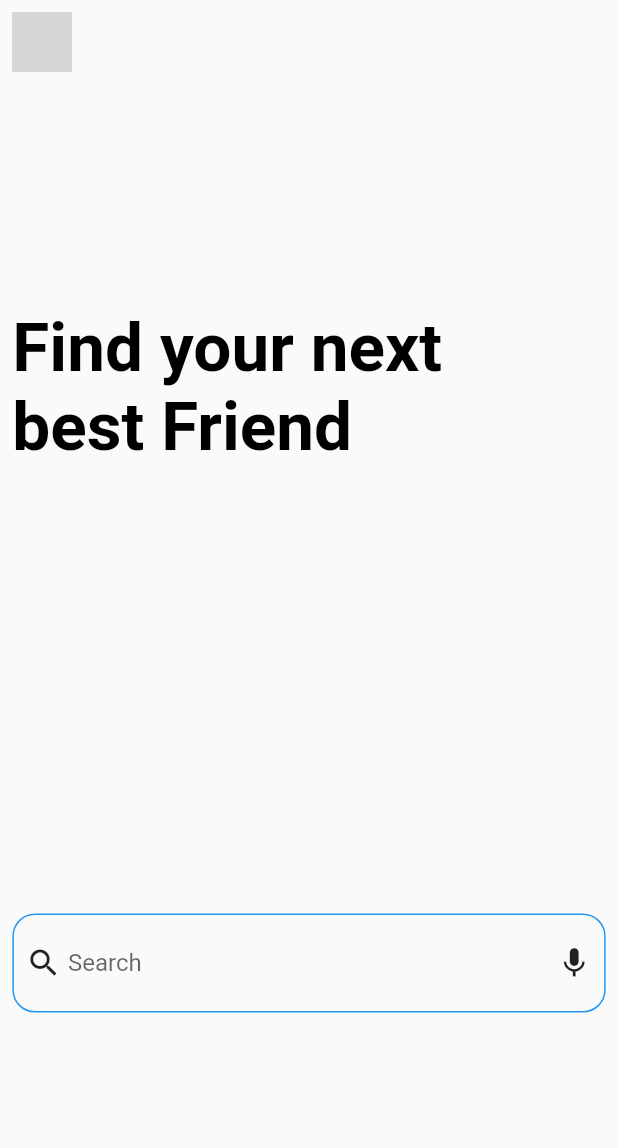
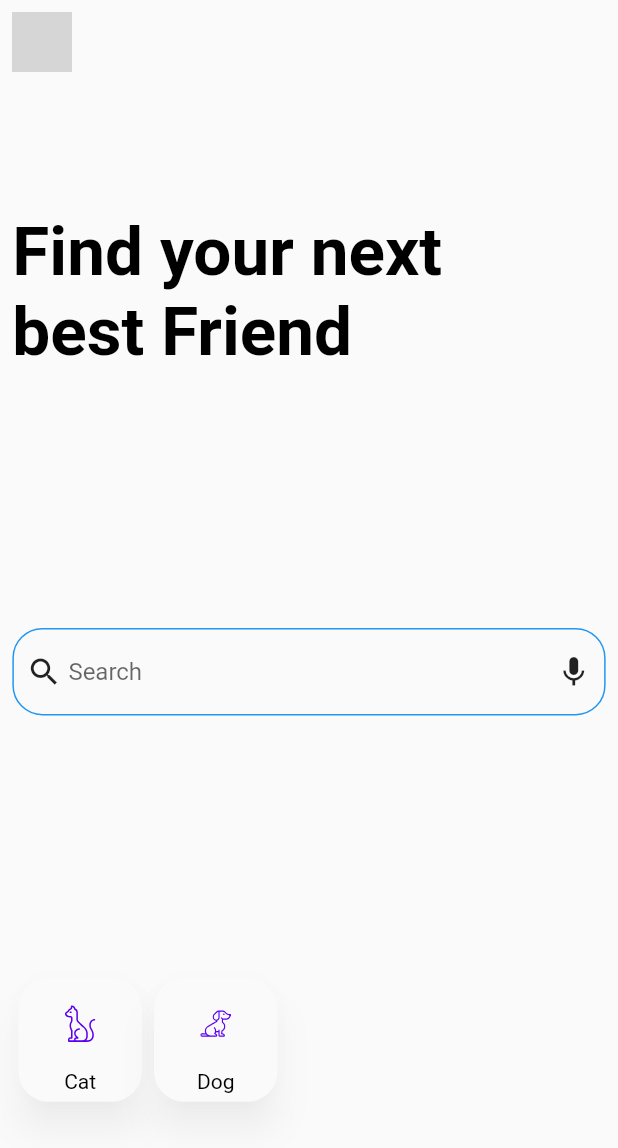
Before and after one commit to SeniorTurkmen/adoption_app, a Flutter app: the screen it shows after launch, on a phone screen of 412 x 824 dp. Shown: the top 1148 px of the screen. Run offline on Flutter 3.47's test engine with Material 2 defaults, Android fonts, the phone set to English and light mode, and no system bars; our stand-ins replace flutter_svg; generated files the repository leaves out were written again; grey boxes are pictures that could not be loaded.

Commit message:
[Row] Some extention and helper added, Searched animal type row parsed

```diff
--- /dev/null
+++ b/lib/core/constants/color_constants.dart
@@ -0,0 +1,11 @@
+import 'package:flutter/rendering.dart';
+
+class ColorPalette {
+  static ColorPalette instance = ColorPalette._init();
+  ColorPalette._init();
+
+  final blackcurrant = Color(0xFF2F2937);
+  final electricViolet = Color(0xFF5C00F1);
+  final manatee = Color(0xFF8F939D);
+  final snuff = Color(0xFFDAD0EA);
+}
--- a/lib/core/core.dart
+++ b/lib/core/core.dart
@@ -1 +1,2 @@
+export 'models/models.dart';
 export 'util/util.dart';
--- /dev/null
+++ b/lib/core/models/models.dart
@@ -0,0 +1 @@
+export 'pet_type_button_model.dart';
--- /dev/null
+++ b/lib/core/models/pet_type_button_model.dart
@@ -0,0 +1,21 @@
+import 'package:json_annotation/json_annotation.dart';
+part 'pet_type_button_model.g.dart';
+
+@JsonSerializable()
+
+/// ### Pet Type Button Model Class
+/// This class uses for creating Searched pet for adoption.
+///
+class PetTypeButtonModel {
+  String id;
+  bool type;
+  String imagePath;
+  String name;
+
+  PetTypeButtonModel(this.type, this.imagePath, this.name, this.id);
+
+  Map<String, dynamic> toJson() => _$PetTypeButtonModelToJson(this);
+
+  factory PetTypeButtonModel.fromJson(json) =>
+      _$PetTypeButtonModelFromJson(json);
+}
--- /dev/null
+++ b/lib/core/util/extension/context_extensions.dart
@@ -0,0 +1,8 @@
+import 'package:flutter/material.dart';
+
+extension ContextExtension on BuildContext {
+  double get height => MediaQuery.of(this).size.height * .01;
+  double get width => MediaQuery.of(this).size.height * .01;
+
+  TextTheme get textTheme => Theme.of(this).textTheme;
+}
--- a/lib/core/util/helper/size_config.dart
+++ b/lib/core/util/helper/size_config.dart
@@ -8,21 +8,21 @@ screen size with multipliers. This will allow to keep the original
 design on every screen size including ipad amd tablet.
  */
 
-class SizeConfig{
-  late double _screenWidth;
-  late double _screenHeight;
-  late double _blockSizeHorizontal;
-  late double _blockSizeVertical;
+class SizeConfig {
+  static late double _screenWidth;
+  static late double _screenHeight;
+  static late double _blockSizeHorizontal;
+  static late double _blockSizeVertical;
 
-  late Orientation orientation;
-  late double text;
-  late double image;
-  late double height;
-  late double width;
-  late double maxWidth;
-  late double maxHeight;
+  static late Orientation orientation;
+  static late double text;
+  static late double image;
+  static late double height;
+  static late double width;
+  static late double maxWidth;
+  static late double maxHeight;
 
-  SizeConfig.init(BoxConstraints constraints, Orientation _orientation) {
+  void init(BoxConstraints constraints, Orientation _orientation) {
     orientation = _orientation;
     if (_orientation == Orientation.portrait) {
       _screenWidth = constraints.maxWidth;
--- /dev/null
+++ b/lib/lib.dart
@@ -0,0 +1,3 @@
+export 'core/core.dart';
+export 'main.dart';
+export 'view/view.dart';
--- a/lib/main.dart
+++ b/lib/main.dart
@@ -1,5 +1,7 @@
+import 'package:adoption_app/view/home_view/view_model/home_view_model.dart';
 import 'package:flutter/material.dart';
 import 'package:flutter/services.dart';
+import 'package:provider/provider.dart';
 
 import 'core/core.dart';
 import 'view/home_view/home.dart';
@@ -33,8 +35,14 @@ class Main extends StatelessWidget {
     return LayoutBuilder(
       builder: (ctxLayout, constraints) => OrientationBuilder(
         builder: (ctxOrientation, orientation) {
-          SizeConfig.init(constraints, orientation);
-          return Home();
+          var sc = SizeConfig();
+          sc.init(constraints, orientation);
+          return MultiProvider(
+            providers: [
+              ChangeNotifierProvider(create: (_) => HomeViewModel()),
+            ],
+            builder: (ctx, child) => Home(),
+          );
         },
       ),
     );
--- a/lib/view/home_view/home.dart
+++ b/lib/view/home_view/home.dart
@@ -1,4 +1,11 @@
+import 'package:adoption_app/core/util/extension/context_extensions.dart';
+import 'package:adoption_app/view/home_view/view_model/functions/button_functions.dart';
+import 'package:adoption_app/view/home_view/view_model/home_view_model.dart';
 import 'package:flutter/material.dart';
+import 'package:flutter_svg/flutter_svg.dart';
+import 'package:provider/provider.dart';
+
+import '../../core/core.dart';
 
 class Home extends StatelessWidget {
   const Home({Key? key}) : super(key: key);
@@ -11,32 +18,134 @@ class Home extends StatelessWidget {
         shadowColor: Colors.transparent,
         leading: Padding(
             padding: EdgeInsets.all(8.0),
-          child: Image(
-            image: NetworkImage(
-              'http://www.drinkwell.com.tr/images/pati.png',
+            child: SvgPicture.asset('svg/paw.svg')),
       ),
-          ),
-        ),
-      ),
-      body: Container(
+      body: Consumer<HomeViewModel>(
+        builder: (ctx, home, child) => Container(
           padding: EdgeInsets.symmetric(
               horizontal: MediaQuery.of(context).size.width * .02),
           child: Column(
             mainAxisAlignment: MainAxisAlignment.spaceAround,
             crossAxisAlignment: CrossAxisAlignment.start,
             children: [
-            Text(
+              HeaderWidget(),
+              SearchBar(),
+              PetTypeButtons(
+                home: home,
+              )
+            ],
+          ),
+        ),
+      ),
+    );
+  }
+}
+
+class PetTypeButtons extends StatelessWidget {
+  final HomeViewModel home;
+  const PetTypeButtons({Key? key, required this.home}) : super(key: key);
+
+  @override
+  Widget build(BuildContext context) {
+    return _buttonRow(context);
+  }
+
+  Row _buttonRow(BuildContext context) {
+    return Row(
+      children:
+          home.listType.map((element) => _button(element, context)).toList(),
+    );
+  }
+
+  GestureDetector _button(PetTypeButtonModel element, BuildContext context) {
+    return GestureDetector(
+      onTap: () => home.chageSituation(element.id),
+      child: _buttonCard(element, context),
+    );
+  }
+
+  Card _buttonCard(PetTypeButtonModel element, BuildContext context) {
+    return Card(
+      borderOnForeground: true,
+      shape: RoundedRectangleBorder(
+        borderRadius: BorderRadius.circular(20),
+      ),
+      elevation: element.type ? 10 : 0,
+      shadowColor: Colors.black26,
+      color: element.type ? Theme.of(context).canvasColor : Colors.grey[100],
+      child: _buttonCardContent(context, element),
+    );
+  }
+
+  Container _buttonCardContent(
+      BuildContext context, PetTypeButtonModel element) {
+    return Container(
+        alignment: Alignment.center,
+        width: context.height * 10,
+        height: context.height * 10,
+        child: _buttonContent(element, context));
+  }
+
+  Column _buttonContent(PetTypeButtonModel element, BuildContext context) {
+    return Column(
+      mainAxisAlignment: MainAxisAlignment.spaceEvenly,
+      children: [
+        _buttonImage(element),
+        _buttonText(element, context),
+      ],
+    );
+  }
+
+  Container _buttonImage(PetTypeButtonModel element) {
+    return Container(
+      child: SvgPicture.asset(
+        '${element.imagePath}',
+        color: getButtonColor(element.type),
+        height: SizeConfig.height * 6,
+        width: SizeConfig.width * 5,
+      ),
+    );
+  }
+
+  Text _buttonText(PetTypeButtonModel element, BuildContext context) {
+    return Text(
+      element.name,
+      style: context.textTheme.bodyText2!
+          .copyWith(color: getTextColor(element.type)),
+    );
+  }
+}
+
+class HeaderWidget extends StatelessWidget {
+  const HeaderWidget({
+    Key? key,
+  }) : super(key: key);
+
+  @override
+  Widget build(BuildContext context) {
+    return Text(
       'Find your next\nbest Friend',
       style: Theme.of(context)
           .textTheme
           .headline3!
           .copyWith(fontWeight: FontWeight.bold, color: Colors.black),
-            ),
-            Container(
-              padding: EdgeInsets.all(8),
+    );
+  }
+}
+
+class SearchBar extends StatelessWidget {
+  const SearchBar({
+    Key? key,
+  }) : super(key: key);
+
+  @override
+  Widget build(BuildContext context) {
+    return Container(
+      padding: EdgeInsets.symmetric(
+          vertical: SizeConfig.height * .5, horizontal: SizeConfig.width * 2),
       decoration: BoxDecoration(
           border: Border.all(color: Theme.of(context).accentColor),
-                  borderRadius: BorderRadius.circular(15)),
+          borderRadius: BorderRadius.circular(20)),
       child: Row(
         children: [
           Icon(Icons.search),
@@ -45,8 +154,7 @@ class Home extends StatelessWidget {
               child: TextFormField(
                 decoration: InputDecoration(
                     contentPadding: EdgeInsets.symmetric(
-                                horizontal:
-                                    MediaQuery.of(context).size.width * .01),
+                        horizontal: MediaQuery.of(context).size.width * .01),
                     border: InputBorder.none,
                     hintText: 'Search'),
               ),
@@ -55,10 +163,6 @@ class Home extends StatelessWidget {
           Icon(Icons.mic),
         ],
       ),
-            )
-          ],
-        ),
-      ),
     );
   }
 }
--- a/lib/view/home_view/home_view.dart
+++ b/lib/view/home_view/home_view.dart
@@ -1 +1,2 @@
 export 'home.dart';
+export 'view_model/view_model.dart';
--- /dev/null
+++ b/lib/view/home_view/view_model/functions/button_functions.dart
@@ -0,0 +1,12 @@
+import 'package:adoption_app/core/constants/color_constants.dart';
+import 'package:flutter/material.dart';
+
+Color getButtonColor(isActive) {
+  return isActive
+      ? ColorPalette.instance.electricViolet
+      : ColorPalette.instance.snuff;
+}
+
+Color getTextColor(isActive) {
+  return isActive ? Colors.black : ColorPalette.instance.snuff;
+}
--- /dev/null
+++ b/lib/view/home_view/view_model/home_view_model.dart
@@ -0,0 +1,30 @@
+import 'package:flutter/material.dart';
+
+import '../../../core/core.dart';
+
+class HomeViewModel extends ChangeNotifier {
+  late List<PetTypeButtonModel> listType = [];
+
+  HomeViewModel() {
+    var map = [
+      {
+        'id': '001',
+        'imagePath': 'assets/svg/cat.svg',
+        'name': 'Cat',
+        'type': true,
+      },
+      {
+        'id': '002',
+        'imagePath': 'assets/svg/dog.svg',
+        'name': 'Dog',
+        'type': true,
+      }
+    ];
+    listType = map.map((e) => PetTypeButtonModel.fromJson(e)).toList();
+  }
+  void chageSituation(String id) {
+    listType.firstWhere((element) => element.id == id).type =
+        !listType.firstWhere((element) => element.id == id).type;
+    notifyListeners();
+  }
+}
```
Also changed, not shown: assets/svg/cat.svg (added), assets/svg/dog.svg (added), assets/svg/navigate.svg (added), assets/svg/paw.svg (added), lib/view/home_view/view_model/view_model.dart (added). Lines whose indentation alone changed are shown as unchanged.
